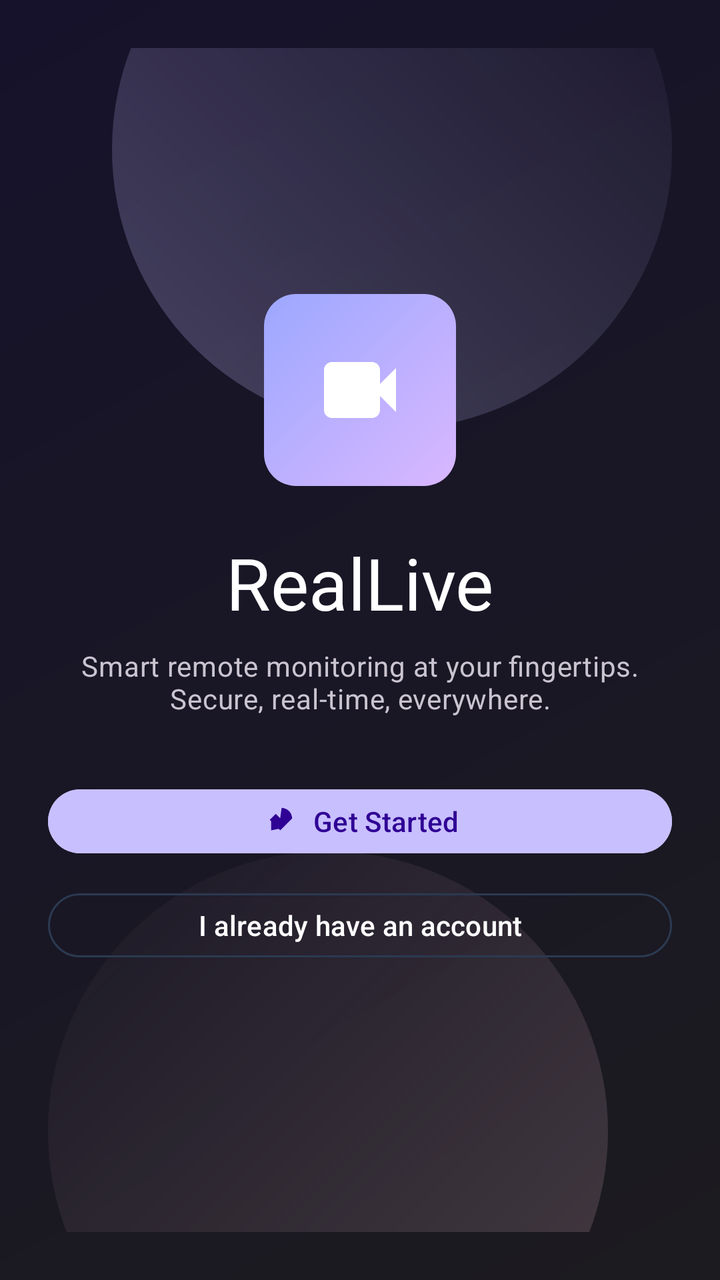
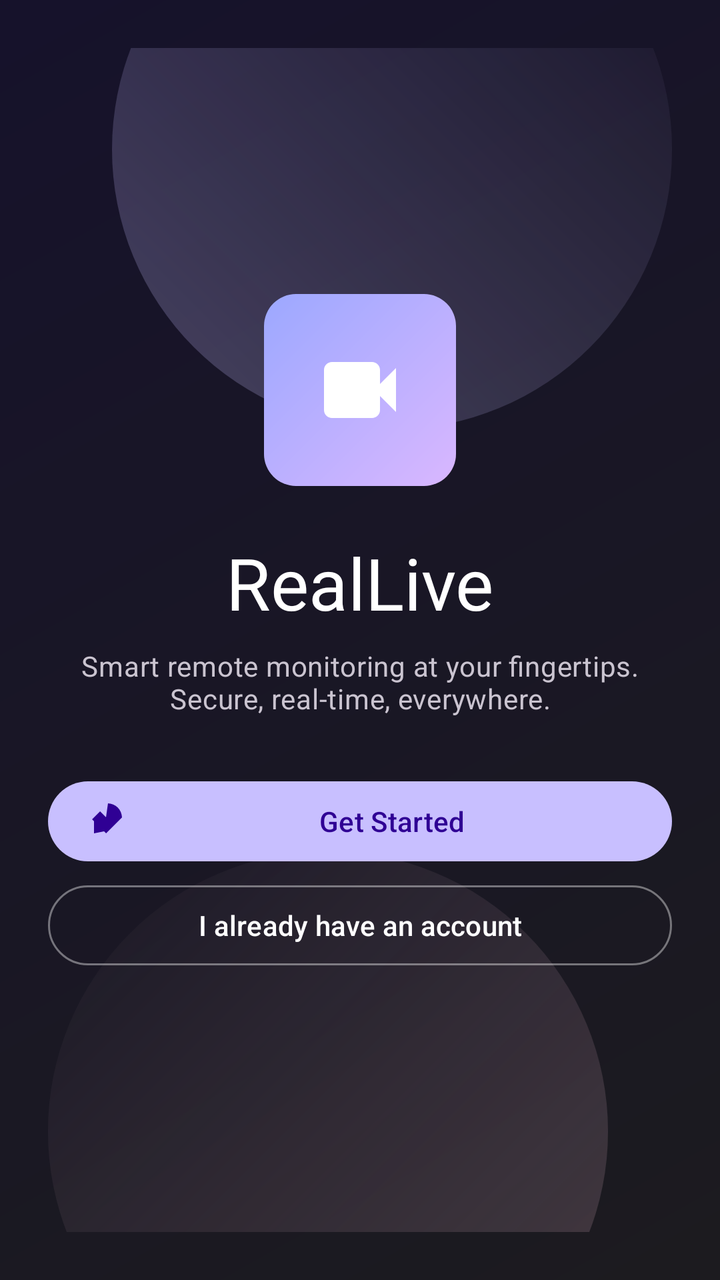

Before-and-after screenshots of an Android layout around one commit, followed by the original layout XML and the change that was made.
<!-- AndroidManifest.xml: application theme Theme.RealLive -->
<!-- res/layout/activity_splash.xml -->
<?xml version="1.0" encoding="utf-8"?>
<androidx.constraintlayout.widget.ConstraintLayout xmlns:android="http://schemas.android.com/apk/res/android"
    xmlns:app="http://schemas.android.com/apk/res-auto"
    android:layout_width="match_parent"
    android:layout_height="match_parent"
    android:background="@drawable/bg_splash_gradient_dark"
    android:paddingStart="@dimen/space_24"
    android:paddingTop="@dimen/space_24"
    android:paddingEnd="@dimen/space_24"
    android:paddingBottom="@dimen/space_24">

    <View
        android:layout_width="280dp"
        android:layout_height="280dp"
        android:layout_marginTop="-90dp"
        android:background="@drawable/bg_splash_glow_primary"
        app:layout_constraintEnd_toEndOf="parent"
        app:layout_constraintTop_toTopOf="parent" />

    <View
        android:layout_width="280dp"
        android:layout_height="280dp"
        android:layout_marginBottom="-90dp"
        android:background="@drawable/bg_splash_glow_secondary"
        app:layout_constraintBottom_toBottomOf="parent"
        app:layout_constraintStart_toStartOf="parent" />

    <LinearLayout
        android:layout_width="0dp"
        android:layout_height="wrap_content"
        android:gravity="center_horizontal"
        android:orientation="vertical"
        app:layout_constraintBottom_toBottomOf="parent"
        app:layout_constraintEnd_toEndOf="parent"
        app:layout_constraintStart_toStartOf="parent"
        app:layout_constraintTop_toTopOf="parent"
        app:layout_constraintVertical_bias="0.48">

        <FrameLayout
            android:layout_width="96dp"
            android:layout_height="96dp"
            android:background="@drawable/bg_login_logo_gradient">

            <ImageView
                android:layout_width="48dp"
                android:layout_height="48dp"
                android:layout_gravity="center"
                android:contentDescription="@string/app_name"
                android:src="@drawable/ic_videocam_48"
                android:tint="@color/white" />
        </FrameLayout>

        <TextView
            android:layout_width="wrap_content"
            android:layout_height="wrap_content"
            android:layout_marginTop="@dimen/space_24"
            android:text="@string/login_brand"
            android:textAppearance="@style/TextAppearance.Material3.DisplaySmall"
            android:textColor="@color/white" />

        <TextView
            android:layout_width="match_parent"
            android:layout_height="wrap_content"
            android:layout_marginTop="@dimen/space_8"
            android:gravity="center"
            android:text="@string/splash_subtitle"
            android:textAppearance="@style/TextAppearance.Material3.BodyMedium"
            android:textColor="@color/auth_on_surface_variant" />

        <com.google.android.material.button.MaterialButton
            android:id="@+id/splash_btn_start"
            android:layout_width="match_parent"
            android:layout_height="40dp"
            android:layout_marginTop="@dimen/space_32"
            android:backgroundTint="@color/auth_primary"
            android:text="@string/splash_btn_start"
            android:textColor="@color/auth_on_primary"
            android:textAllCaps="false"
            app:icon="@drawable/ic_rl_rocket_24"
            app:iconGravity="textStart"
            app:iconPadding="8dp"
            app:iconTint="@color/auth_on_primary" />

        <com.google.android.material.button.MaterialButton
            android:id="@+id/splash_btn_login"
            style="?attr/materialButtonOutlinedStyle"
            android:layout_width="match_parent"
            android:layout_height="40dp"
            android:layout_marginTop="@dimen/space_12"
            android:strokeColor="@color/auth_outline_light"
            android:textColor="@color/white"
            android:text="@string/splash_btn_login"
            android:textAllCaps="false" />
    </LinearLayout>

</androidx.constraintlayout.widget.ConstraintLayout>
<!-- resources referenced by this layout -->
<resources>
  <color name="auth_on_primary">#2F0094</color>
  <color name="auth_on_surface_variant">#CAC4D0</color>
  <color name="auth_outline_light">#66FFFFFF</color>
  <color name="auth_primary">#C8BFFF</color>
  <color name="white">#FFFFFF</color>
  <dimen name="space_12">12dp</dimen>
  <dimen name="space_24">24dp</dimen>
  <dimen name="space_32">32dp</dimen>
  <dimen name="space_8">8dp</dimen>
  <string name="app_name">RealLive</string>
  <string name="login_brand">RealLive</string>
  <string name="splash_btn_login">I already have an account</string>
  <string name="splash_btn_start">Get Started</string>
  <string name="splash_subtitle">Smart remote monitoring at your fingertips. Secure, real-time, everywhere.</string>
  <style name="Theme.RealLive" parent="Theme.Material3.DayNight.NoActionBar">
          <item name="colorPrimary">@color/rl_brand</item>
          <item name="colorOnPrimary">@color/rl_bg</item>
          <item name="colorPrimaryContainer">@color/rl_brand_soft</item>
          <item name="colorOnPrimaryContainer">@color/rl_text_primary</item>
  
          <item name="colorSecondary">@color/rl_secondary</item>
          <item name="colorOnSecondary">@color/rl_bg</item>
          <item name="colorSecondaryContainer">@color/rl_secondary_soft</item>
          <item name="colorOnSecondaryContainer">@color/rl_text_primary</item>
  
          <item name="colorTertiary">@color/rl_tertiary</item>
          <item name="colorOnTertiary">@color/rl_bg</item>
          <item name="colorTertiaryContainer">@color/rl_tertiary_soft</item>
          <item name="colorOnTertiaryContainer">@color/rl_text_primary</item>
  
          <item name="colorError">@color/rl_error</item>
          <item name="colorOnError">@color/rl_bg</item>
  
          <item name="colorSurface">@color/rl_surface</item>
          <item name="colorOnSurface">@color/rl_text_primary</item>
          <item name="colorSurfaceVariant">@color/rl_surface_alt</item>
          <item name="colorOnSurfaceVariant">@color/rl_text_secondary</item>
          <item name="colorOutline">@color/rl_border</item>
          <item name="colorOutlineVariant">@color/rl_border</item>
  
          <item name="android:colorBackground">@color/rl_bg</item>
          <item name="colorOnBackground">@color/rl_text_primary</item>
          <item name="android:windowBackground">@color/rl_bg</item>
  
          <item name="android:statusBarColor">@color/rl_bg</item>
          <item name="android:navigationBarColor">@color/rl_bg</item>
          <item name="android:windowLightStatusBar">false</item>
          <item name="android:windowLightNavigationBar">false</item>
      </style>
  <color name="rl_brand">#9CA8FF</color>
  <color name="rl_bg">#0A0E16</color>
  <color name="rl_brand_soft">#29345C</color>
  <color name="rl_text_primary">#EBF1FF</color>
  <color name="rl_secondary">#7EC8FF</color>
  <color name="rl_secondary_soft">#1D3855</color>
  <color name="rl_tertiary">#4ED4B0</color>
  <color name="rl_tertiary_soft">#1F4A43</color>
  <color name="rl_error">#FF7081</color>
  <color name="rl_surface">#141B27</color>
  <color name="rl_surface_alt">#1B2535</color>
  <color name="rl_text_secondary">#AAB6CD</color>
  <color name="rl_border">#2B3A51</color>
  <!-- unchanged entries left out for length: 6 -->
</resources>

<!-- the commit's change to res/layout/activity_splash.xml (unified diff, before → after) -->
@@ -67,30 +67,34 @@
             android:textAppearance="@style/TextAppearance.Material3.BodyMedium"
             android:textColor="@color/auth_on_surface_variant" />
 
-        <com.google.android.material.button.MaterialButton
+        <TextView
             android:id="@+id/splash_btn_start"
             android:layout_width="match_parent"
             android:layout_height="40dp"
             android:layout_marginTop="@dimen/space_32"
-            android:backgroundTint="@color/auth_primary"
+            android:background="@drawable/bg_btn_primary"
+            android:gravity="center"
+            android:paddingStart="16dp"
+            android:paddingEnd="16dp"
             android:text="@string/splash_btn_start"
+            android:textAppearance="@style/TextAppearance.Material3.LabelLarge"
             android:textColor="@color/auth_on_primary"
-            android:textAllCaps="false"
-            app:icon="@drawable/ic_rl_rocket_24"
-            app:iconGravity="textStart"
-            app:iconPadding="8dp"
-            app:iconTint="@color/auth_on_primary" />
+            android:drawableStart="@drawable/ic_rl_rocket_24"
+            android:drawableTint="@color/auth_on_primary"
+            android:drawablePadding="8dp" />
 
-        <com.google.android.material.button.MaterialButton
+        <TextView
             android:id="@+id/splash_btn_login"
-            style="?attr/materialButtonOutlinedStyle"
             android:layout_width="match_parent"
             android:layout_height="40dp"
             android:layout_marginTop="@dimen/space_12"
-            android:strokeColor="@color/auth_outline_light"
-            android:textColor="@color/white"
+            android:background="@drawable/bg_btn_outline_light"
+            android:gravity="center"
+            android:paddingStart="16dp"
+            android:paddingEnd="16dp"
             android:text="@string/splash_btn_login"
-            android:textAllCaps="false" />
+            android:textAppearance="@style/TextAppearance.Material3.LabelLarge"
+            android:textColor="@color/white" />
     </LinearLayout>
 
 </androidx.constraintlayout.widget.ConstraintLayout>
<!-- resource entries referenced after the edit -->
@@ -9,6 +9,17 @@
   <dimen name="space_24">24dp</dimen>
   <dimen name="space_32">32dp</dimen>
   <dimen name="space_8">8dp</dimen>
+  <!-- drawable bg_btn_outline_light (drawable) -->
+  <shape xmlns:android="http://schemas.android.com/apk/res/android">
+      <solid android:color="@android:color/transparent" />
+      <stroke android:width="1dp" android:color="@color/auth_outline_light" />
+      <corners android:radius="999dp" />
+  </shape>
+  <!-- drawable bg_btn_primary (drawable) -->
+  <shape xmlns:android="http://schemas.android.com/apk/res/android">
+      <solid android:color="@color/auth_primary" />
+      <corners android:radius="999dp" />
+  </shape>
   <string name="app_name">RealLive</string>
   <string name="login_brand">RealLive</string>
   <string name="splash_btn_login">I already have an account</string>
@@ -43,6 +54,7 @@
           <item name="android:colorBackground">@color/rl_bg</item>
           <item name="colorOnBackground">@color/rl_text_primary</item>
           <item name="android:windowBackground">@color/rl_bg</item>
+          <item name="android:textColorHighlight">@android:color/transparent</item>
   
           <item name="android:statusBarColor">@color/rl_bg</item>
           <item name="android:navigationBarColor">@color/rl_bg</item>
